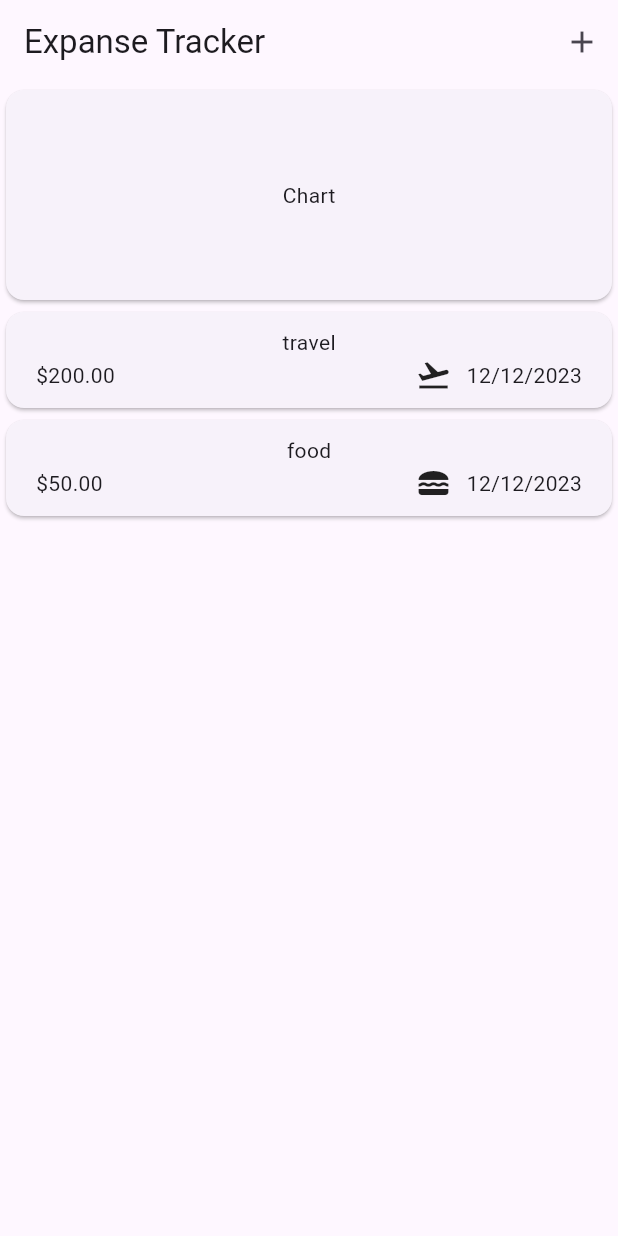
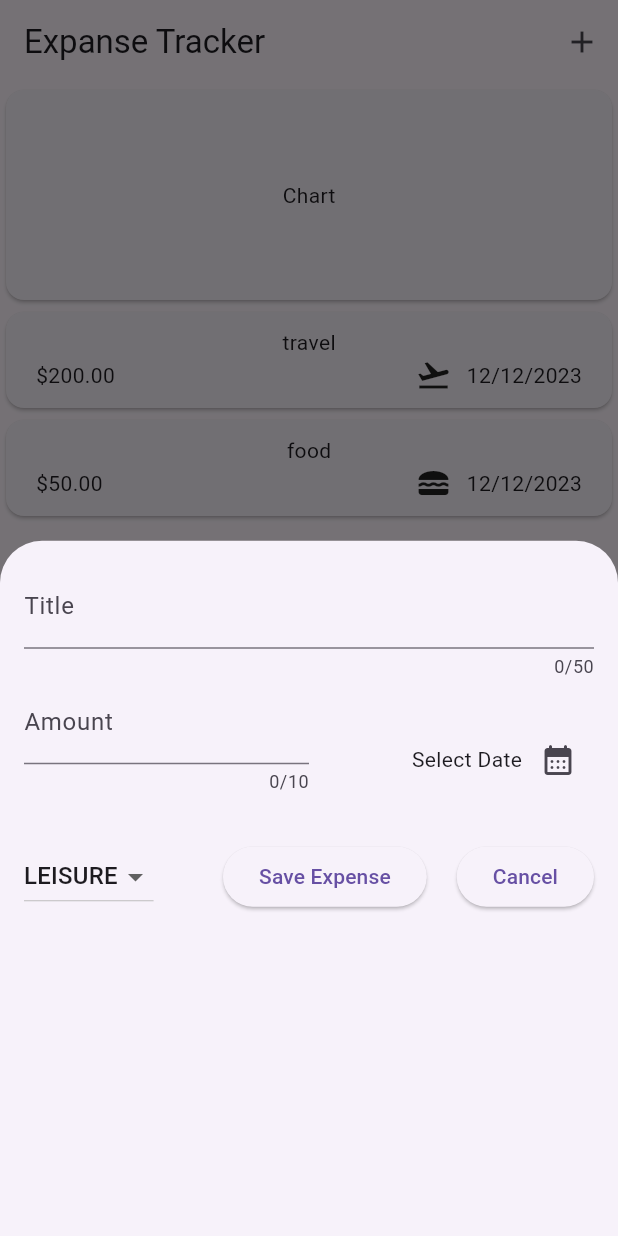
Before and after one commit to MostafaHamed-W/expense_tracker, a Flutter app: the screen it shows after launch, after a tap on the "add" icon, on a phone screen of 412 x 824 dp. Run offline on Flutter 3.47's test engine with Material 3 defaults, Android fonts, the phone set to English and light mode, and no system bars.

Commit message:
Update Add Expense Funtionality

```diff
--- a/lib/expenses.dart
+++ b/lib/expenses.dart
@@ -1,5 +1,6 @@
 import 'package:expense_tracker/models/expense_model.dart';
 import 'package:expense_tracker/widgets/expenses_list.dart';
+import 'package:expense_tracker/widgets/new_expense.dart';
 import 'package:flutter/material.dart';
 
 class Expenses extends StatefulWidget {
@@ -15,6 +16,21 @@ class _ExpensesState extends State<Expenses> {
     ExpenseModel(title: 'food', amount: 50, date: DateTime.now(), category: Category.food),
   ];
 
+  void _openAddExpenseOverlay() {
+    showModalBottomSheet(
+      context: context,
+      builder: (context) => NewExpense(
+        addExpense: _addExpense,
+      ),
+    );
+  }
+
+  void _addExpense(ExpenseModel expense) {
+    setState(() {
+      _registeredExpenses.add(expense);
+    });
+  }
+
   @override
   Widget build(BuildContext context) {
     return Scaffold(
@@ -23,7 +39,7 @@ class _ExpensesState extends State<Expenses> {
         centerTitle: false,
         actions: [
           IconButton(
-            onPressed: () {},
+            onPressed: _openAddExpenseOverlay,
             icon: const Icon(Icons.add),
           ),
         ],
--- /dev/null
+++ b/lib/widgets/new_expense.dart
@@ -0,0 +1,171 @@
+import 'package:expense_tracker/expenses.dart';
+import 'package:expense_tracker/models/expense_model.dart';
+import 'package:flutter/material.dart';
+
+class NewExpense extends StatefulWidget {
+  const NewExpense({super.key, add, required this.addExpense});
+  final void Function(ExpenseModel) addExpense;
+
+  @override
+  State<StatefulWidget> createState() {
+    return _NewExpenseState();
+  }
+}
+
+class _NewExpenseState extends State<NewExpense> {
+  final TextEditingController _titleController = TextEditingController();
+  final TextEditingController _amountController = TextEditingController();
+  DateTime? selectedDate;
+  Category _selectedCategory = Category.leisure;
+
+  void _presentDatePicker() async {
+    final now = DateTime.now();
+    final firstDate = DateTime(now.year - 1, now.month, now.day);
+    final lastDate = now;
+
+    DateTime? storedDate = await showDatePicker(
+      context: context,
+      initialDate: now,
+      firstDate: firstDate,
+      lastDate: lastDate,
+    );
+
+    setState(() {
+      selectedDate = storedDate;
+    });
+  }
+
+  void _submitExpenseData() {
+    final enteredAmount = double.tryParse(_amountController.text);
+    bool amountIsInvalid = enteredAmount == null || enteredAmount <= 0;
+    if (selectedDate == null || _titleController.text.trim().isEmpty || amountIsInvalid) {
+      //show error message
+      showDialog(
+        context: context,
+        builder: (context) {
+          return AlertDialog(
+            title: const Text('Invalid Input'),
+            content: const Text('Please make sure your input is complete'),
+            actions: [
+              ElevatedButton(
+                onPressed: () => Navigator.pop(context),
+                child: const Text('Close'),
+              )
+            ],
+          );
+        },
+      );
+      return;
+    } else {
+      widget.addExpense(
+        ExpenseModel(
+          title: _titleController.text,
+          amount: enteredAmount,
+          date: selectedDate!,
+          category: _selectedCategory,
+        ),
+      );
+    }
+  }
+
+  @override
+  void dispose() {
+    _titleController.dispose();
+    _amountController.dispose();
+    super.dispose();
+  }
+
+  @override
+  Widget build(BuildContext context) {
+    return Padding(
+      padding: const EdgeInsets.all(16),
+      child: Column(
+        children: [
+          TextField(
+            controller: _titleController,
+            maxLength: 50,
+            keyboardType: TextInputType.name,
+            decoration: const InputDecoration(
+              label: Text('Title'),
+            ),
+          ),
+          Row(
+            children: [
+              Expanded(
+                child: TextField(
+                  controller: _amountController,
+                  keyboardType: TextInputType.number,
+                  maxLength: 10,
+                  decoration: const InputDecoration(
+                    prefixText: '\$ ',
+                    label: Text('Amount'),
+                  ),
+                ),
+              ),
+              Expanded(
+                child: Padding(
+                  padding: const EdgeInsets.only(top: 30),
+                  child: Row(
+                    mainAxisAlignment: MainAxisAlignment.end,
+                    children: [
+                      selectedDate == null
+                          ? const Text('Select Date')
+                          : Text(formatter.format(selectedDate!)),
+                      IconButton(
+                        padding: EdgeInsets.zero,
+                        onPressed: _presentDatePicker,
+                        icon: const Icon(Icons.calendar_month_rounded),
+                      ),
+                    ],
+                  ),
+                ),
+              )
+            ],
+          ),
+          const SizedBox(height: 30),
+          Row(
+            children: [
+              DropdownButton(
+                value: _selectedCategory,
+                items: Category.values
+                    .map(
+                      (category) => DropdownMenuItem(
+                        value: category,
+                        child: Text(category.name.toUpperCase()),
+                      ),
+                    )
+                    .toList(),
+                onChanged: (value) {
+                  if (value == null) {
+                    return;
+                  }
+                  setState(
+                    () {
+                      _selectedCategory = value;
+                    },
+                  );
+                },
+              ),
+              const Spacer(),
+              ElevatedButton(
+                onPressed: _submitExpenseData,
+                child: const Text(
+                  'Save Expense',
+                ),
+              ),
+              const SizedBox(width: 20),
+              ElevatedButton(
+                onPressed: () {
+                  Navigator.pop(context);
+                },
+                child: const Text(
+                  'Cancel',
+                ),
+              )
+            ],
+          )
+        ],
+      ),
+    );
+  }
+}
```
